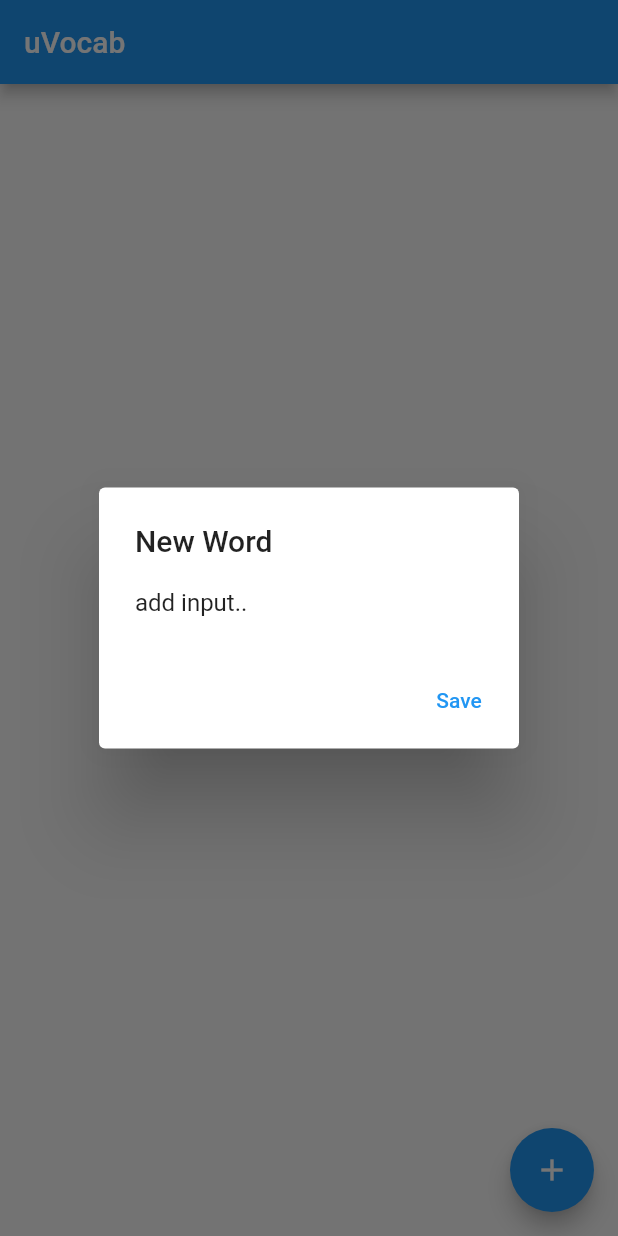
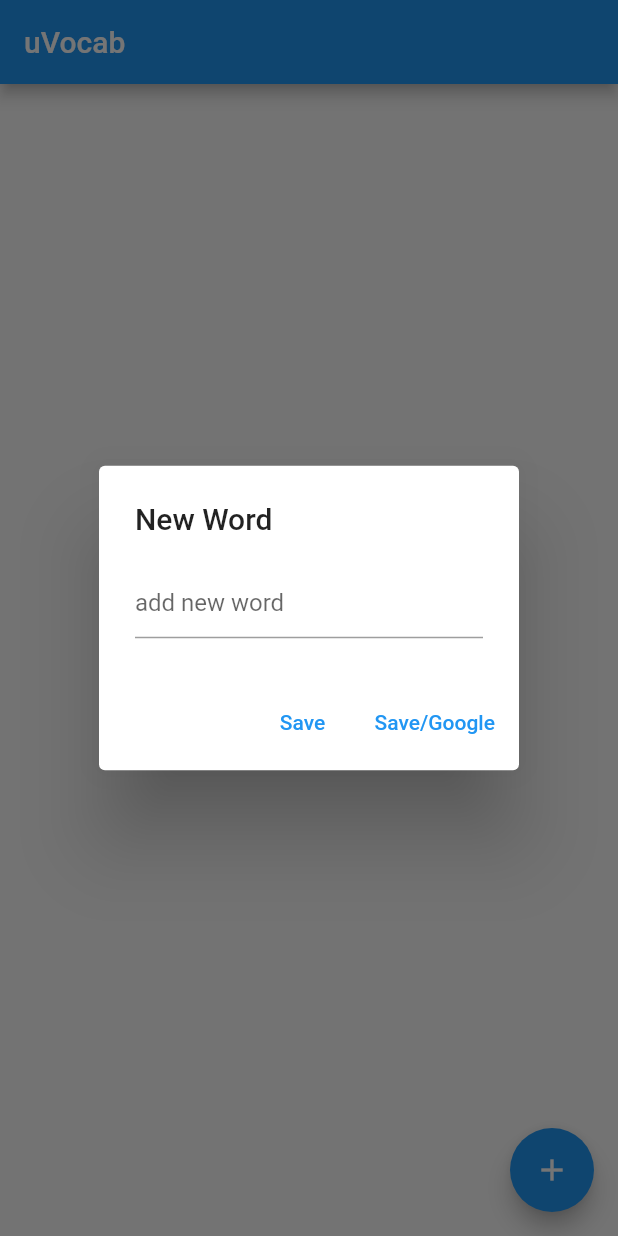
Before and after one commit to robsonoduarte/u_vocab, a Flutter app: the screen it shows after launch, after a tap on the "add" icon, on a phone screen of 412 x 824 dp. Run offline on Flutter 3.47's test engine with Material 2 defaults, Android fonts, the light colour scheme and no system bars; our stand-ins replace go_router.

Commit message:
:muscle:

```diff
--- a/lib/db/database.dart
+++ b/lib/db/database.dart
@@ -93,14 +93,18 @@ class DataBase {
     'flexible',
     'navigation',
     'build',
-    'concept'
+    'concept',
     'official',
-    'between'
+    'between',
     'door',
     'doer',
     'cage',
     'hesitate',
   ];
 
+  save(String word) {
+    _words.add(word);
+  }
+
   Set<String> get words => {..._words}.toSet();
 }
--- a/lib/screen/dash_board.dart
+++ b/lib/screen/dash_board.dart
@@ -9,6 +9,8 @@ class DashBoard extends StatefulWidget {
 }
 
 class _DashBoardState extends State<DashBoard> {
+  String _word = '';
+
   final _words = Words();
   @override
   Widget build(BuildContext context) {
@@ -59,13 +61,34 @@ class _DashBoardState extends State<DashBoard> {
             context: context,
             builder: (context) => AlertDialog(
               title: const Text('New Word'),
-              content: const Text('add input..'),
+              content: TextField(
+                decoration: const InputDecoration(
+                  hintText: 'add new word',
+                ),
+                onChanged: (value) {
+                  setState(() {
+                    _word = value;
+                  });
+                },
+              ),
               actions: [
                 TextButton(
                   onPressed: () {
                     Navigator.of(context).pop();
                   },
                   child: const Text('Save'),
+                ),
+                TextButton(
+                  onPressed: () async {
+                    launchUrl(
+                      Uri.parse(
+                        'https://www.google.com/search?q=define+$_word',
+                      ),
+                      mode: LaunchMode.externalApplication,
+                    );
+                    Navigator.of(context).pop();
+                  },
+                  child: const Text('Save/Google'),
                 ),
               ],
             ),
--- a/lib/service/words.dart
+++ b/lib/service/words.dart
@@ -10,5 +10,9 @@ class Words {
     return words.elementAt(index);
   }
 
+  save(String word) {
+    _database.save(word);
+  }
+
   int get total => _database.words.length;
 }
```
